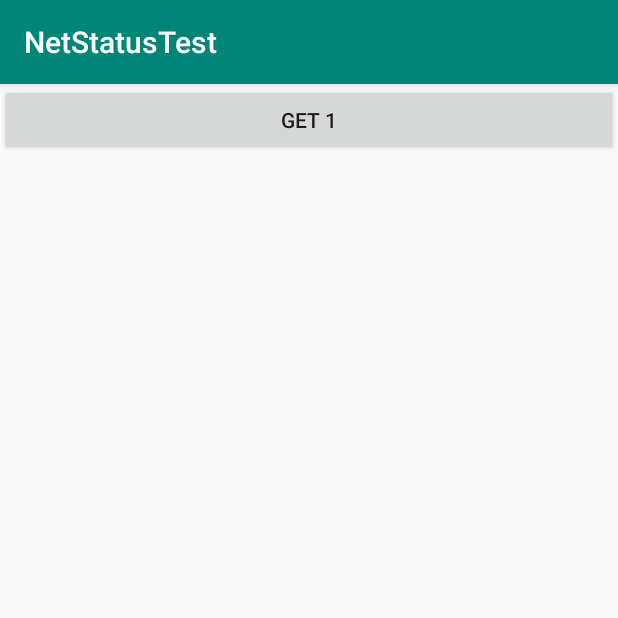
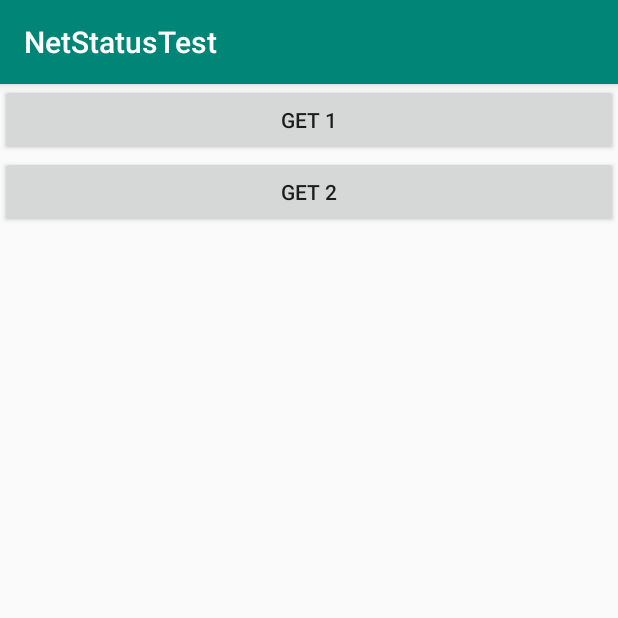
Before and after one commit to bradchao/tcca_net02, an Android app: the screen it shows after launch (MainActivity), on a phone screen of 412 x 824 dp, the top half of it. Run offline under Robolectric (Android 15) with nearby library versions, the phone set to English and light mode, and no system bars.

Commit message:
2019072508

```diff
--- a/app/src/main/res/layout/activity_main.xml
+++ b/app/src/main/res/layout/activity_main.xml
@@ -14,6 +14,17 @@
         android:onClick="get1"
         android:text="Get 1"
         />
+    <Button
+        android:layout_width="match_parent"
+        android:layout_height="wrap_content"
+        android:onClick="get2"
+        android:text="Get 2"
+        />
+    <ImageView
+        android:id="@+id/img"
+        android:layout_width="wrap_content"
+        android:layout_height="wrap_content"
+        />
     <ScrollView
         android:layout_width="match_parent"
         android:layout_height="wrap_content">
```
Also changed, not shown: app/src/main/java/tw/org/tcca/app/netstatustest/MainActivity.java (+40 -1 lines).
